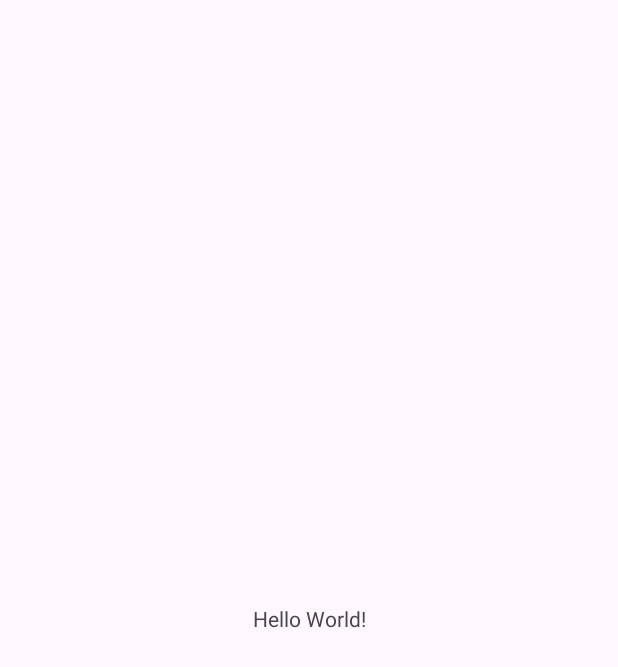
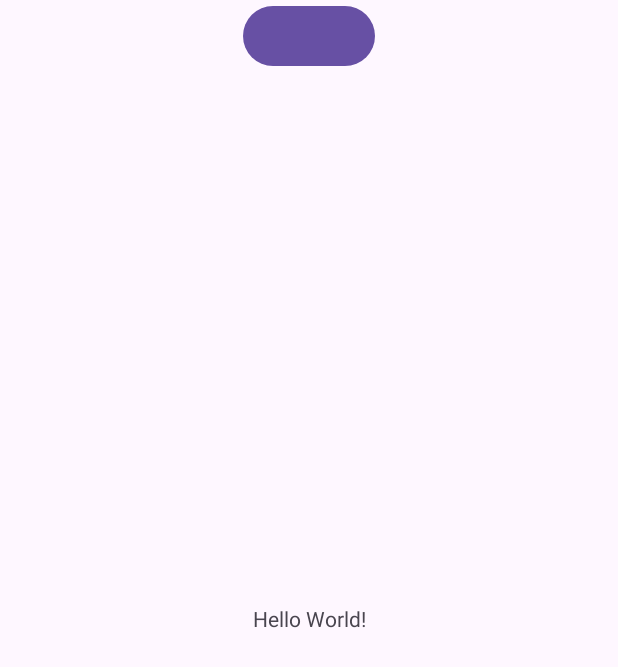
Before and after one commit to RayanOUTILI/AndroidFilRouge, an Android app: the screen it shows after launch (MainActivity), on a phone screen of 412 x 824 dp. Before the commit the part shown is almost empty. Shown: the top 667 px of the screen. Run offline under Robolectric (Android 15) with nearby library versions, the light colour scheme and no system bars.

Commit message:
up architecture

```diff
--- a/app/src/main/AndroidManifest.xml
+++ b/app/src/main/AndroidManifest.xml
@@ -13,7 +13,7 @@
         android:theme="@style/Theme.ProfTracker"
         tools:targetApi="31">
         <activity
-            android:name=".MainActivity"
+            android:name=".views.activitites.MainActivity"
             android:exported="true">
             <intent-filter>
                 <action android:name="android.intent.action.MAIN" />
--- a/app/src/main/java/edu/iut/proftracker/MainActivity.java
+++ b/app/src/main/java/edu/iut/proftracker/views/activitites/MainActivity.java
@@ -1,11 +1,16 @@
-package edu.iut.proftracker;
+package edu.iut.proftracker.views.activitites;
 
 import androidx.appcompat.app.AppCompatActivity;
 
+import android.content.Intent;
 import android.os.Bundle;
+import android.widget.Button;
+
+import edu.iut.proftracker.R;
 
 public class MainActivity extends AppCompatActivity {
 
+    private Intent professorIntent;
     @Override
     protected void onCreate(Bundle savedInstanceState) {
         super.onCreate(savedInstanceState);
--- a/app/src/main/res/layout/activity_main.xml
+++ b/app/src/main/res/layout/activity_main.xml
@@ -4,7 +4,7 @@
     xmlns:tools="http://schemas.android.com/tools"
     android:layout_width="match_parent"
     android:layout_height="match_parent"
-    tools:context=".MainActivity">
+    tools:context=".views.activitites.MainActivity">
 
     <TextView
         android:layout_width="wrap_content"
@@ -15,4 +15,13 @@
         app:layout_constraintStart_toStartOf="parent"
         app:layout_constraintTop_toTopOf="parent" />
 
+    <Button
+        android:id="@+id/button"
+        android:layout_width="wrap_content"
+        android:layout_height="wrap_content"
+        app:layout_constraintTop_toTopOf="parent"
+        app:layout_constraintLeft_toLeftOf="parent"
+        app:layout_constraintRight_toRightOf="parent"
+        />
+
 </androidx.constraintlayout.widget.ConstraintLayout>
```
Also changed, not shown: app/src/main/java/edu/iut/proftracker/MainApp.java (added, +16 -0 lines), app/src/main/res/layout/activity_professor.xml (added, +17 -0 lines), 2 other files.
